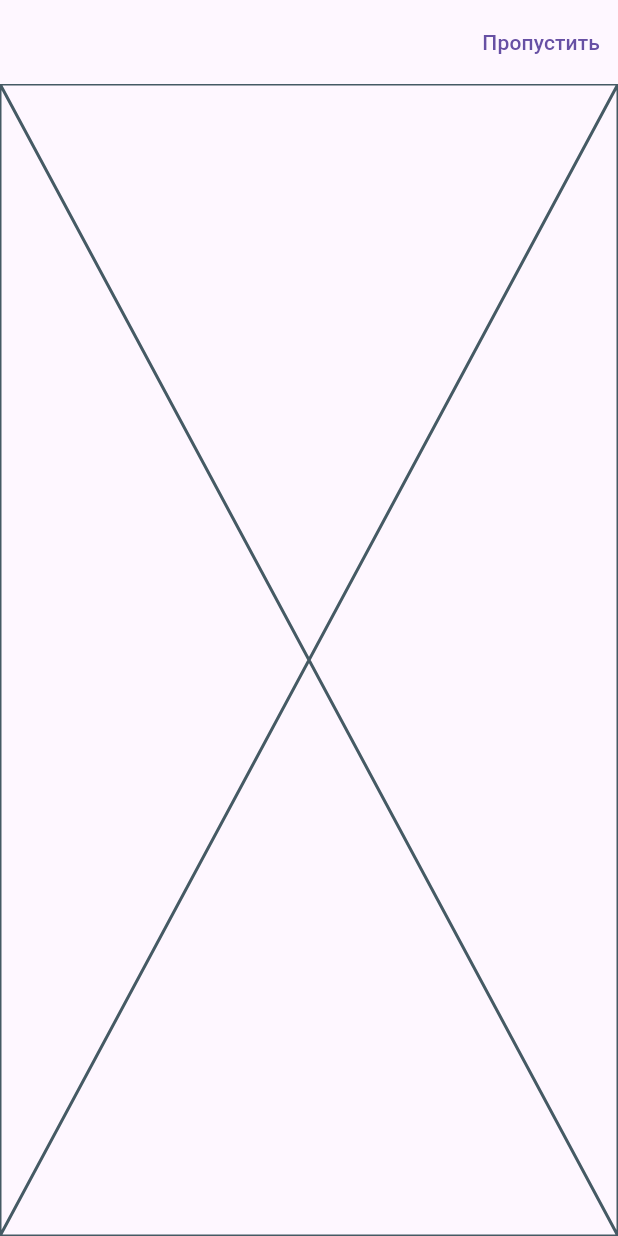
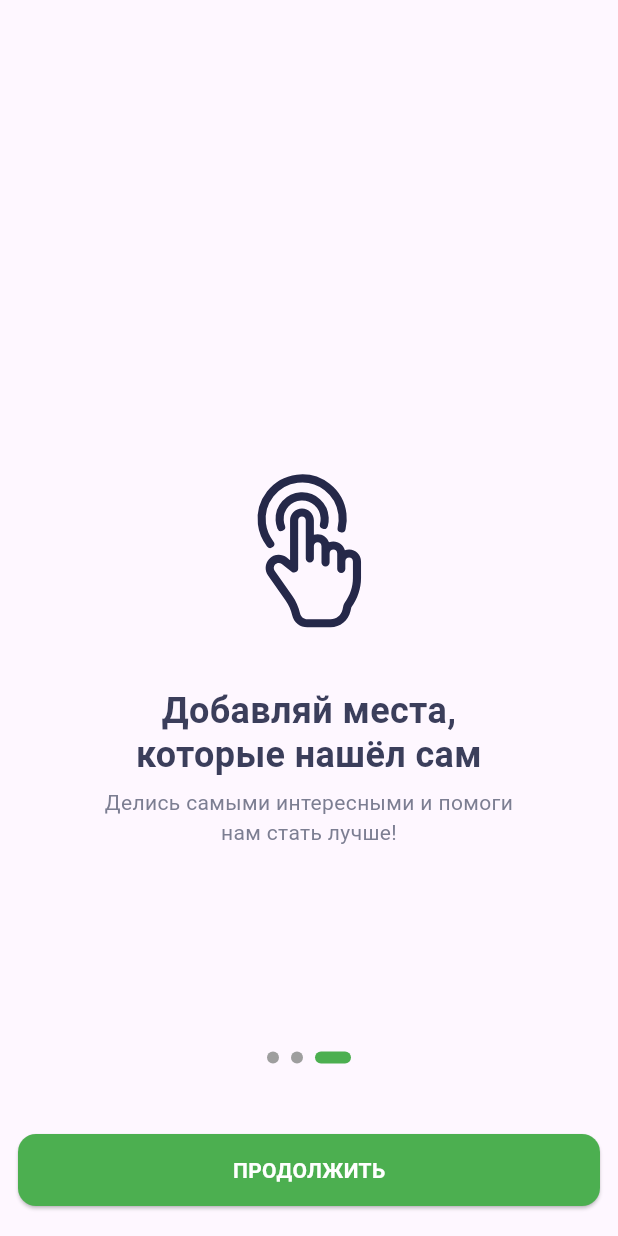
Before and after one commit to Mark-120/surf_interesting_places, a Flutter app: the screen it shows after launch, swiped to page 3, on a phone screen of 412 x 824 dp. Run offline on Flutter 3.47's test engine with Material 3 defaults, Android fonts, the phone set to English and light mode, and no system bars; our stand-ins replace flutter_svg.

```diff
--- a/lib/features/tutorial/presentation/tutorial_screen.dart
+++ b/lib/features/tutorial/presentation/tutorial_screen.dart
@@ -9,27 +9,117 @@ class TutorialScreen extends StatefulWidget {
 }
 
 class _TutorialScreenState extends State<TutorialScreen> {
+  int currentPage = 0;
+
   @override
   Widget build(BuildContext context) {
-    // int pageCounter = 0;
-
     return Scaffold(
       appBar: AppBar(
         backgroundColor: Colors.transparent,
-        actions: [
+        actions:
+            currentPage != 2
+                ? [
                   TextButton(
                     onPressed: () {},
-            child: Text('Пропустить'),
+                    child: Text(
+                      'Пропустить',
+                      style: TextStyle(
+                        fontFamily: 'Roboto',
+                        fontSize: 16,
+                        color: Color(0xFF4CAF50),
+                      ),
+                    ),
+                  ),
+                ]
+                : null,
+      ),
+      body: Stack(
+        children: [
+          Align(
+            alignment: Alignment.bottomCenter,
+            child: Padding(
+              padding: const EdgeInsets.only(bottom: 115),
+              child: Row(
+                mainAxisSize: MainAxisSize.max,
+                mainAxisAlignment: MainAxisAlignment.center,
+                children: [
+                  PageIndicator(
+                    currentPage: currentPage,
                   ),
                 ],
               ),
-      body: Stack(
-        children: [
+            ),
+          ),
           PageView(
             children: [WelcomeSubpage(), RouteSubpage(), FavouriteSubpage()],
-            onPageChanged: (int n) {},
+            onPageChanged: (int n) {
+              setState(() => currentPage = n);
+            },
           ),
         ],
+      ),
+    );
+  }
+}
+
+class PageIndicator extends StatefulWidget {
+  final int currentPage;
+  const PageIndicator({super.key, required this.currentPage});
+
+  @override
+  State<PageIndicator> createState() => _PageIndicatorState();
+}
+
+class _PageIndicatorState extends State<PageIndicator> {
+  @override
+  Widget build(BuildContext context) {
+    return Row(
+      children: [
+        widget.currentPage == 0 ? FullPageIndicator() : EmptyPageIndicator(),
+        SizedBox(
+          width: 8,
+        ),
+        widget.currentPage == 1 ? FullPageIndicator() : EmptyPageIndicator(),
+        SizedBox(
+          width: 8,
+        ),
+        widget.currentPage == 2 ? FullPageIndicator() : EmptyPageIndicator(),
+      ],
+    );
+  }
+}
+
+class EmptyPageIndicator extends StatelessWidget {
+  const EmptyPageIndicator({super.key});
+
+  @override
+  Widget build(BuildContext context) {
+    return SizedBox(
+      width: 8,
+      height: 8,
+      child: Container(
+        decoration: BoxDecoration(
+          borderRadius: BorderRadius.circular(8),
+          color: Colors.grey,
+        ),
+      ),
+    );
+  }
+}
+
+class FullPageIndicator extends StatelessWidget {
+  const FullPageIndicator({super.key});
+
+  @override
+  Widget build(BuildContext context) {
+    return SizedBox(
+      width: 24,
+      height: 8,
+      child: Container(
+        decoration: BoxDecoration(
+          borderRadius: BorderRadius.circular(8),
+          color: Color(0xFF4CAF50),
+        ),
       ),
     );
   }
@@ -42,9 +132,9 @@ class WelcomeSubpage extends StatelessWidget {
   Widget build(BuildContext context) {
     return Center(
       child: _SubpageContent(
+        svgPath: 'assets/icons/tutorial_1.svg',
         title: 'Добро пожаловать в Путеводитель',
-        subtitle: 'Ищи новые локации и сохраняй самые любимые. ',
-        svgPath: 'assets/icons/tutorial_1.svg',
+        subtitle: 'Ищи новые локации и сохраняй самые любимые.',
       ),
     );
   }
@@ -55,7 +145,13 @@ class RouteSubpage extends StatelessWidget {
 
   @override
   Widget build(BuildContext context) {
-    return const Placeholder();
+    return Center(
+      child: _SubpageContent(
+        svgPath: 'assets/icons/tutorial_2.svg',
+        title: 'Построй маршрут и отправляйся в путь',
+        subtitle: 'Достигай цели максимально быстро и комфортно.',
+      ),
+    );
   }
 }
 
@@ -64,19 +160,58 @@ class FavouriteSubpage extends StatelessWidget {
 
   @override
   Widget build(BuildContext context) {
-    return const Placeholder();
+    return Stack(
+      children: [
+        Center(
+          child: _SubpageContent(
+            svgPath: 'assets/icons/tutorial_3.svg',
+            title: 'Добавляй места, которые нашёл сам',
+            subtitle: 'Делись самыми интересными и помоги нам стать лучше!',
+          ),
+        ),
+        Positioned.fill(
+          child: Align(
+            alignment: Alignment.bottomCenter,
+            child: Padding(
+              padding: EdgeInsets.symmetric(horizontal: 8, vertical: 16),
+              child: Card(
+                color: Color(0xFF4CAF50),
+                child: InkWell(
+                  onTap: () {},
+                  child: SizedBox(
+                    width: double.infinity,
+                    height: 48,
+                    child: Center(
+                      child: Text(
+                        'ПРОДОЛЖИТЬ',
+                        style: TextStyle(
+                          color: Colors.white,
+                          fontWeight: FontWeight.bold,
+                          fontSize: 14,
+                          fontFamily: 'Roboto',
+                        ),
+                      ),
+                    ),
+                  ),
+                ),
+              ),
+            ),
+          ),
+        ),
+      ],
+    );
   }
 }
 
 class _SubpageContent extends StatelessWidget {
+  final String svgPath;
   final String title;
   final String subtitle;
-  final String svgPath;
 
   const _SubpageContent({
+    required this.svgPath,
     required this.title,
     required this.subtitle,
-    required this.svgPath,
   });
 
   @override
@@ -107,7 +242,9 @@ class _SubpageContent extends StatelessWidget {
             ),
             overflow: TextOverflow.clip,
           ),
-          SizedBox(height: 8,),
+          SizedBox(
+            height: 8,
+          ),
           Text(
             subtitle,
             textAlign: TextAlign.center,
--- a/pubspec.yaml
+++ b/pubspec.yaml
@@ -24,3 +24,5 @@ flutter:
   generate: true
   assets:
     - assets/icons/tutorial_1.svg
+    - assets/icons/tutorial_2.svg
+    - assets/icons/tutorial_3.svg
```
Also changed, not shown: assets/icons/tutorial_2.svg (added), assets/icons/tutorial_3.svg (added). Lines whose indentation alone changed are shown as unchanged.
